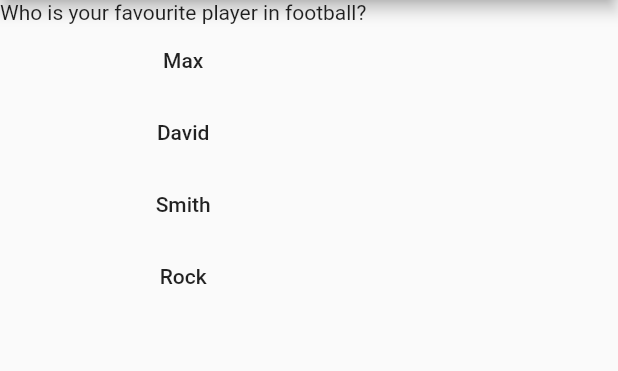
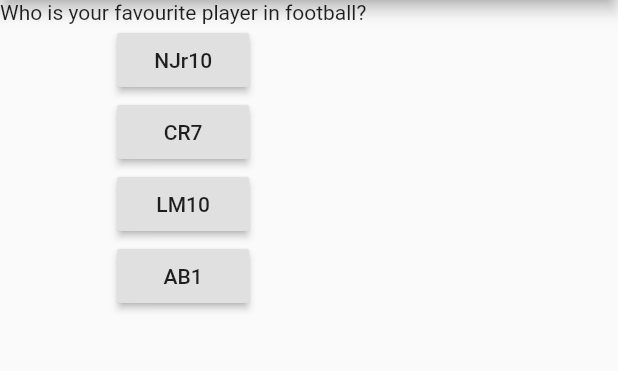
Before and after one commit to CronosCoder/Quiz-App, a Flutter app: the screen it shows after launch, after a tap on "David", on a phone screen of 412 x 824 dp, the part 84-455 px from its top. Run offline on Flutter 3.47's test engine with Material 2 defaults, Android fonts, the phone set to English and light mode, and no system bars.

Commit message:
funtionality done

```diff
--- a/lib/main.dart
+++ b/lib/main.dart
@@ -16,45 +16,41 @@ class MyApp extends StatefulWidget {
 }
 
 class _MyAppState extends State<MyApp> {
-  int index = 0;
+  int _index = 0;
   @override
   Widget build(BuildContext context) {
     void handleClicked() {
       setState(() {
-        index = index + 1;
-        print(index);
+        if (_index < 13) {
+          _index = _index + 1;
+        }
       });
-      print(index);
+
+      print(_index);
     }
 
-    var que = questions[index]['question'];
+    var que = questions[_index]['question'];
 
     return MaterialApp(
       home: Scaffold(
         appBar: AppBar(
           title: const Text('Quiz App'),
         ),
-        body: Column(
-          children: [
-            Text(que.toString()),
-            FlatButton(
-              onPressed: handleClicked,
-              child: Text('Max'),
-            ),
-            FlatButton(
-              onPressed: handleClicked,
-              child: Text('David'),
-            ),
-            FlatButton(
-              onPressed: handleClicked,
-              child: Text('Smith'),
-            ),
-            FlatButton(
-              onPressed: handleClicked,
-              child: Text('Rock'),
-            ),
-          ],
-        ),
+        body: _index < questions.length - 1
+            ? Column(
+                children: [
+                  Text(que.toString()),
+                  ...(questions[_index]['answer'] as List<String>).map((ans) {
+                    return RaisedButton(
+                      onPressed: handleClicked,
+                      child: Text(ans.toString()),
+                    );
+                  }),
+                ],
+              )
+            : const Center(
+                child: Text('You have done it'),
+              ),
       ),
     );
   }
--- a/lib/storagehub.dart
+++ b/lib/storagehub.dart
@@ -16,7 +16,7 @@ var questions = [
     'answer': ['GF', 'Sports', 'PC', 'Mobile']
   },
   {
-    'question': "Which you support in football?",
+    'question': "Which team you support in football?",
     'answer': [
       'Argentina',
       'France',
@@ -74,13 +74,13 @@ var questions = [
   {
     'question': "Which team will win UCL this season?",
     'answer': [
-      'Real Madrid ❤',
+      'Real Madrid ',
       'Bayern',
       'Mancity',
       'ManU',
       'Chelsea',
       'Liverpool',
-      'Barceloan😂'
+      'Barceloan'
     ]
   },
   {
@@ -91,12 +91,12 @@ var questions = [
       'Germany',
       'France',
       'Netherland',
-      'Argentina 😂'
+      'Argentina '
     ]
   },
   {
     'question': "Do you belive Messi is from another world?",
-    'answer': ['😂', 'No', 'Yes', 'Ha Ha Ha Ha Ha Ha ']
+    'answer': ['Sotti Naki', 'No', 'Yes', 'Ha Ha Ha Ha Ha Ha ']
   },
   {
     'question': "Which sport do you like most?",
```
